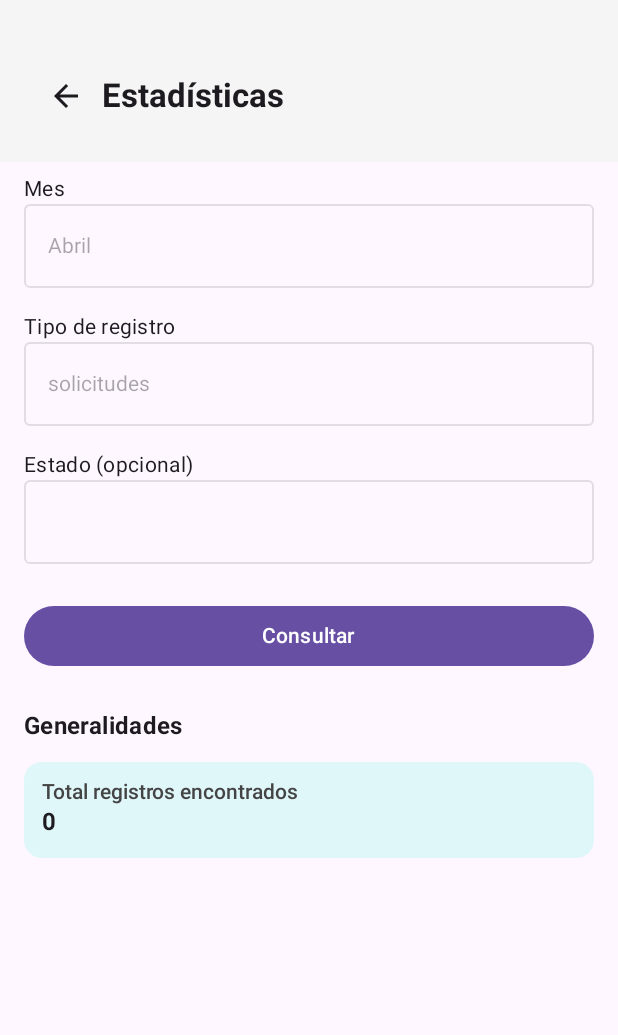
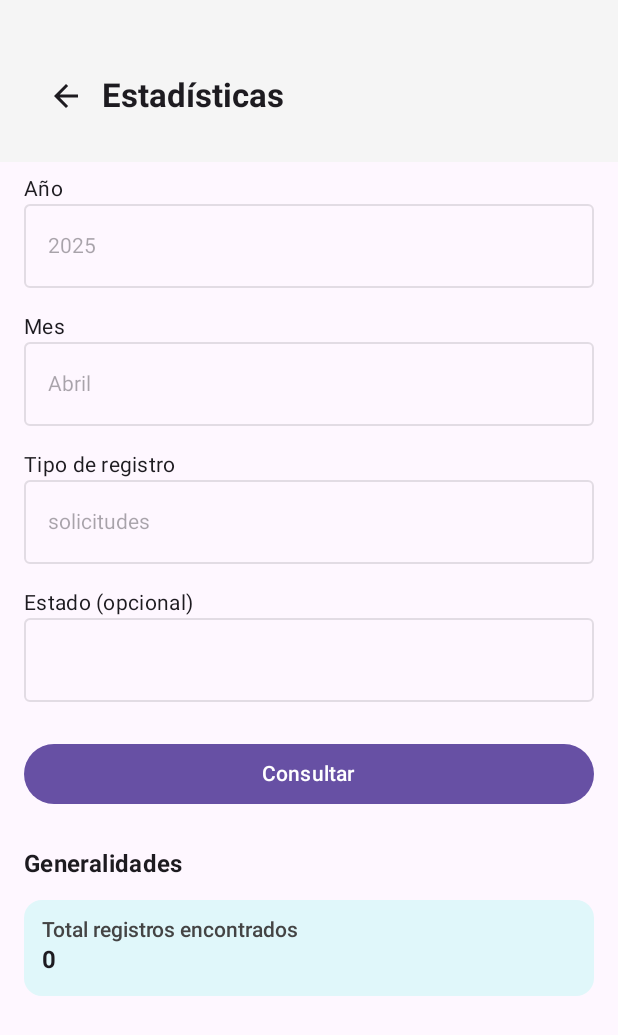
Before and after one commit to leydymacareo/EncontrandoU, an Android app built with Jetpack Compose: the EstadisticasScreen screen opened through its navigation route, after a tap on "Consultar", on a phone screen of 412 x 824 dp. Shown: the top 1035 px of the screen. Run offline under Robolectric (Android 15) with nearby library versions, the phone set to English and light mode, and no system bars; our stand-ins replace Firebase (no records; nobody signed in at launch, a user with empty details on screens opened directly).

Commit message:
Estadisticas de las solicitudes funcionando

```diff
--- a/app/src/main/java/com/leydymacareo/encontrandou/screens/staff/EstadisticasScreen.kt
+++ b/app/src/main/java/com/leydymacareo/encontrandou/screens/staff/EstadisticasScreen.kt
@@ -4,7 +4,9 @@ import androidx.compose.foundation.Canvas
 import androidx.compose.foundation.background
 import androidx.compose.foundation.clickable
 import androidx.compose.foundation.layout.*
+import androidx.compose.foundation.rememberScrollState
 import androidx.compose.foundation.shape.RoundedCornerShape
+import androidx.compose.foundation.verticalScroll
 import androidx.compose.material.icons.Icons
 import androidx.compose.material.icons.filled.ArrowBack
 import androidx.compose.material3.*
@@ -53,6 +55,7 @@ fun EstadisticasScreen(navController: NavController, viewModel: EstadisticasView
                 .padding(paddingValues)
                 .padding(horizontal = 16.dp)
                 .fillMaxSize()
+                .verticalScroll(rememberScrollState())
         ) {
             // Aquí agregaremos los filtros, botón, gráficos y KPIs
             // Listas de opciones
@@ -63,6 +66,15 @@ fun EstadisticasScreen(navController: NavController, viewModel: EstadisticasView
             val selectedMes by viewModel.selectedMonth.collectAsState()
             val selectedTipo by viewModel.selectedTipoRegistro.collectAsState()
             val selectedEstado by viewModel.selectedEstado.collectAsState()
+            val anios = listOf("2023", "2024", "2025")
+            val selectedAnio by viewModel.selectedYear.collectAsState()
+
+            DropdownFiltro(
+                label = "Año",
+                opciones = anios,
+                seleccionado = selectedAnio,
+                onSeleccionado = { viewModel.setAnio(it) }
+            )
 
 // Mes
             DropdownFiltro(
@@ -94,7 +106,7 @@ fun EstadisticasScreen(navController: NavController, viewModel: EstadisticasView
                     label = "Estado (opcional)",
                     opciones = listOf("") + estadosSegunTipo, // permite limpiar
                     seleccionado = selectedEstado ?: "",
-                    onSeleccionado = { viewModel.setEstado(if (it.isBlank()) null else it) }
+                    onSeleccionado = { viewModel.setEstado(if (it.isBlank()) null else it.uppercase()) }
                 )
             }
 
--- a/app/src/main/java/com/leydymacareo/encontrandou/screens/user/utils/obtenerMesDesdeFecha.kt
+++ b/app/src/main/java/com/leydymacareo/encontrandou/screens/user/utils/obtenerMesDesdeFecha.kt
@@ -11,3 +11,9 @@ fun obtenerMesDesdeFecha(fecha: String): String {
     return date.month.getDisplayName(TextStyle.FULL, Locale("es"))
         .replaceFirstChar { it.uppercase() }
 }
+
+fun obtenerAnioDesdeFecha(fecha: String): String {
+    val formatter = DateTimeFormatter.ofPattern("dd/MM/yyyy")
+    val date = LocalDate.parse(fecha, formatter)
+    return date.year.toString()
+}
--- a/app/src/main/java/com/leydymacareo/encontrandou/viewmodels/EstadisticasViewModel.kt
+++ b/app/src/main/java/com/leydymacareo/encontrandou/viewmodels/EstadisticasViewModel.kt
@@ -1,5 +1,6 @@
 package com.leydymacareo.encontrandou.viewmodels
 
+import android.util.Log
 import androidx.lifecycle.ViewModel
 import androidx.lifecycle.viewModelScope
 import com.google.firebase.firestore.FirebaseFirestore
@@ -15,6 +16,9 @@ class EstadisticasViewModel : ViewModel() {
     private val _selectedMonth = MutableStateFlow("Abril")
     val selectedMonth: StateFlow<String> = _selectedMonth
 
+    private val _selectedYear = MutableStateFlow("2025")
+    val selectedYear: StateFlow<String> = _selectedYear
+
     private val _selectedTipoRegistro = MutableStateFlow("solicitudes")
     val selectedTipoRegistro: StateFlow<String> = _selectedTipoRegistro
 
@@ -28,6 +32,10 @@ class EstadisticasViewModel : ViewModel() {
         _selectedMonth.value = value
     }
 
+    fun setAnio(value: String) {
+        _selectedYear.value = value
+    }
+
     fun setTipoRegistro(value: String) {
         _selectedTipoRegistro.value = value
     }
@@ -39,22 +47,30 @@ class EstadisticasViewModel : ViewModel() {
     fun cargarDatosFiltrados() {
         viewModelScope.launch {
             val coleccion = if (_selectedTipoRegistro.value == "solicitudes") "solicitudes" else "objetos"
-            val ref = db.collection(coleccion)
+
+            var ref = db.collection(coleccion)
                 .whereEqualTo("mes", _selectedMonth.value)
+                .whereEqualTo("año", _selectedYear.value)
 
-            val consulta = if (!selectedEstado.value.isNullOrBlank() && coleccion == "solicitudes") {
-                ref.whereEqualTo("estado", selectedEstado.value)
-            } else {
-                ref
+            Log.d("Estadisticas", "Filtrando: tipo=$coleccion, mes=${_selectedMonth.value}, año=${_selectedYear.value}, estado=${_selectedEstado.value}")
+
+            if (!selectedEstado.value.isNullOrBlank() && coleccion == "solicitudes") {
+                ref = ref.whereEqualTo("estado", selectedEstado.value)
             }
 
-            consulta.get()
+            ref.get()
                 .addOnSuccessListener { result ->
+                    Log.d("Estadisticas", "Resultados obtenidos: ${result.size()}")
+                    result.documents.forEach {
+                        Log.d("Estadisticas", "Doc ID=${it.id} - estado=${it.getString("estado")}")
+                    }
                     _documentosFiltrados.value = result
                 }
                 .addOnFailureListener {
+                    Log.e("Estadisticas", "Error al consultar Firestore", it)
                     _documentosFiltrados.value = null
                 }
         }
     }
+
 }
```
Also changed, not shown: app/src/main/java/com/leydymacareo/encontrandou/viewmodels/SolicitudViewModel.kt (+47 -8 lines).
